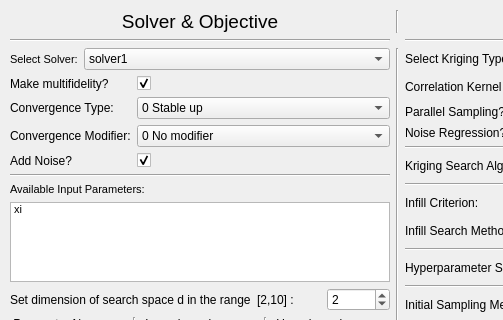
Above: preprocessing/g2.ui from robertwenink/MFK-Extrapolation before the change; both pictures show x 0 to 503 and y 0 to 320 of the 802 by 766 pixel window. Below: the same form after it.
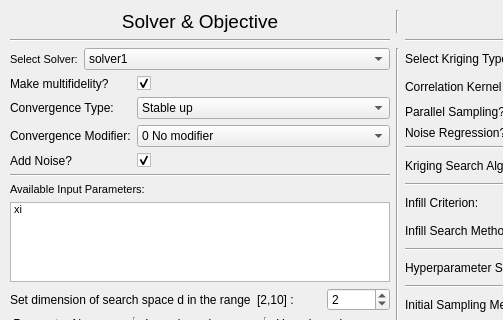
That is the form after the change.

Diff of the .ui file:
```diff
--- a/preprocessing/g2.ui
+++ b/preprocessing/g2.ui
@@ -108,7 +108,7 @@
          <widget class="QComboBox" name="convergenceTypeComboBox">
           <item>
            <property name="text">
-            <string>0 Stable up</string>
+            <string>Stable up</string>
            </property>
           </item>
           <item>
```
Left out of the diff: 4 changed lines with no effect on the pictures.
